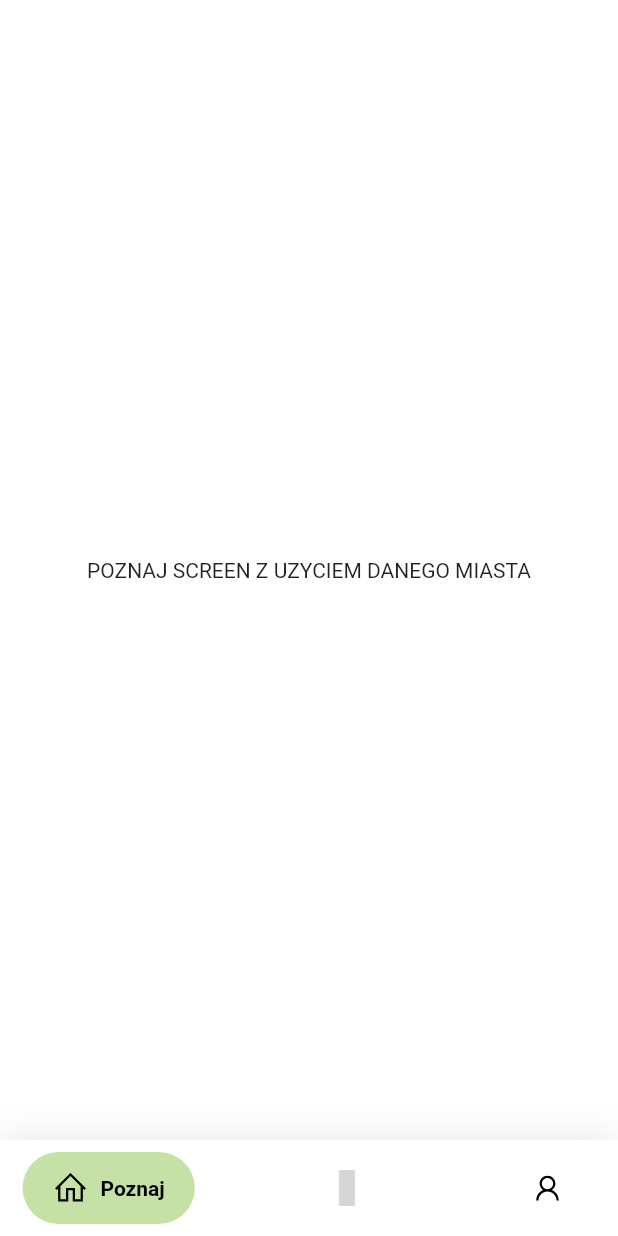
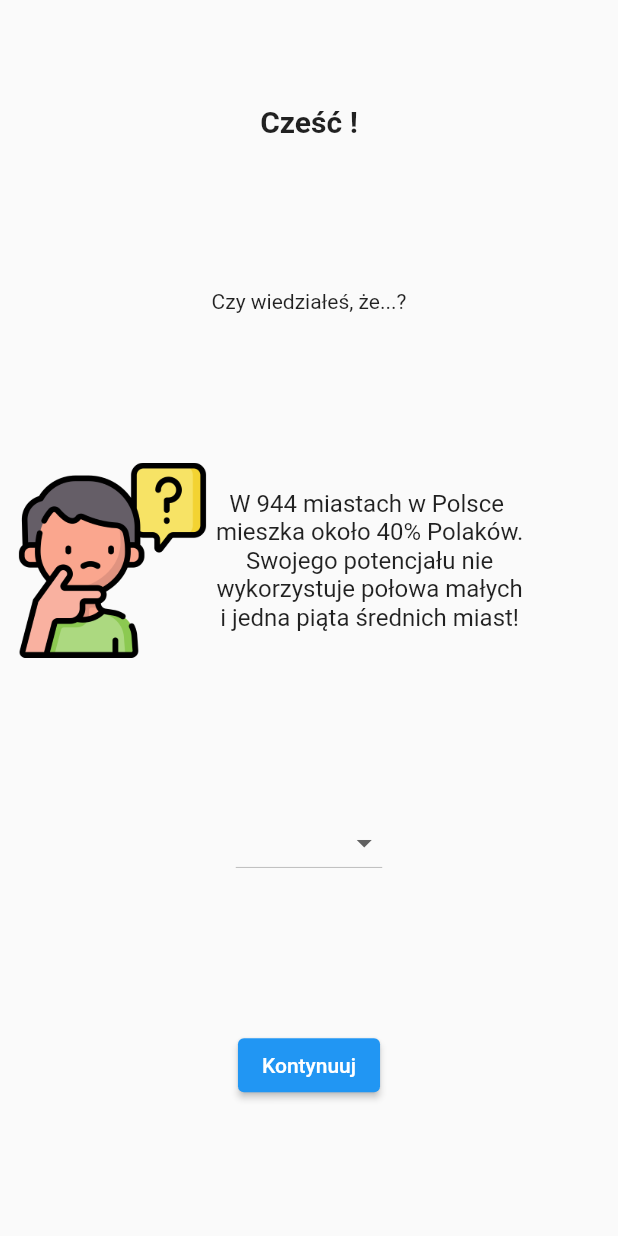
Before and after one commit to JakubSochacki06/MojeMiasto_flutter, a Flutter app: the LoadingPageToHome screen opened by its route, on a phone screen of 412 x 824 dp. Run offline on Flutter 3.47's test engine with Material 2 defaults, Android fonts, the phone set to English and light mode, and no system bars; drawn by our look-alikes of google_nav_bar; our stand-ins replace auto_size_text, awesome_snackbar_content, firebase_auth, firebase_core, font_awesome_flutter, google_sign_in and 2 more; accounts and stored records are empty; grey boxes are pictures that could not be loaded.

Commit message:
Select your city screen

```diff
--- a/lib/core/main_page.dart
+++ b/lib/core/main_page.dart
@@ -18,7 +18,10 @@ class _MainPageState extends State<MainPage> {
       'POZNAJ SCREEN Z UZYCIEM DANEGO MIASTA',
     ),
     Text(
-      'PRACA',
+        'POMYSLY'
+    ),
+    Text(
+      'POMOZ',
     ),
     UserProfilePage()
   ];
@@ -51,7 +54,7 @@ class _MainPageState extends State<MainPage> {
               iconSize: 24,
               padding: EdgeInsets.symmetric(horizontal: 20, vertical: 12),
               duration: Duration(milliseconds: 400),
-              tabBackgroundColor: Colors.lightGreen[200]!,
+              tabBackgroundColor: Color(0xFFCBF1F5),
               // KOLOR Z TYLU
               color: Colors.black,
               // KOLOR IKON
@@ -61,8 +64,12 @@ class _MainPageState extends State<MainPage> {
                   text: 'Poznaj',
                 ),
                 GButton(
+                  icon: LineIcons.users,
+                  text: 'Pomysły',
+                ),
+                GButton(
                   icon: LineIcons.helpingHands,
-                  text: 'Praca',
+                  text: 'Pomóż',
                 ),
                 GButton(
                   icon: LineIcons.user,
--- a/lib/screens/loading_page_to_home.dart
+++ b/lib/screens/loading_page_to_home.dart
@@ -1,15 +1,18 @@
+// Ta strona odpowiedzialna jest za pokazanie ładowania/komunikatu z błędem gdy użytkownik próbuje się zalogować przez Google.
+
 import 'package:flutter/material.dart';
 import 'package:firebase_auth/firebase_auth.dart';
 import 'package:moje_miasto/screens/register_page.dart';
 import 'package:moje_miasto/core/main_page.dart';
+import 'package:moje_miasto/screens/select_city_page.dart';
 class LoadingPageToHome extends StatelessWidget {
-
   @override
   Widget build(BuildContext context) {
     return Scaffold(
       body: StreamBuilder(
         stream: FirebaseAuth.instance.authStateChanges(),
         builder: (context, snapshot){
+          // Sprawdza stan połączenia i w zależności od niego pokazuje na ekranie daną rzecz.
           if(snapshot.connectionState == ConnectionState.waiting){
             return Center(
               child: CircularProgressIndicator(),
@@ -17,7 +20,7 @@ class LoadingPageToHome extends StatelessWidget {
           } else if(snapshot.hasError){
             return Center(child: Text('Błąd!\nSpróbuj zalogować się ponownie.'),);
           } else if(snapshot.hasData){
-            return MainPage(cityName: 'Test');
+            return SelectCityPage();
           } else {
             return RegisterPage();
           }
--- /dev/null
+++ b/lib/screens/select_city_page.dart
@@ -0,0 +1,78 @@
+import 'package:flutter/cupertino.dart';
+import 'package:flutter/material.dart';
+import 'package:firebase_auth/firebase_auth.dart';
+import 'package:moje_miasto/styles/styles.dart';
+import 'package:auto_size_text/auto_size_text.dart';
+
+class SelectCityPage extends StatefulWidget {
+  @override
+  State<SelectCityPage> createState() => _SelectCityPageState();
+}
+
+class _SelectCityPageState extends State<SelectCityPage> {
+  final user = FirebaseAuth.instance.currentUser!;
+
+  String userNameFromEmail = '';
+
+  String? selectedCity;
+
+  void setUserNameFromEmail(){
+    user.email!.split('').forEach((ch){
+      if(ch != "@"){
+        userNameFromEmail += ch;
+      } else return;
+    });
+  }
+
+  List<DropdownMenuItem> getListOfAvailableCities(){
+    List<String> availableCities = [
+      "Głogów",
+      "Warszawa",
+      "Katowice"
+    ];
+    List<DropdownMenuItem> dropdownMenuItemslist = [];
+    for(String city in availableCities){
+      dropdownMenuItemslist.add(DropdownMenuItem(child: Text(city), value: city,));
+    }
+    return dropdownMenuItemslist;
+  }
+
+  void dropdownCallback(selectedValue){
+    setState(() { selectedCity = selectedValue; });
+  }
+
+  @override
+  Widget build(BuildContext context) {
+    if(user.email != null){
+      setUserNameFromEmail();
+    }
+    Text HelloText = user.displayName==null?Text('Cześć $userNameFromEmail!', textAlign: TextAlign.center, style: kHelloTextStyle,):Text('Cześć ${user.displayName}!', textAlign: TextAlign.center, style: kHelloTextStyle);
+    return Scaffold(
+      body: Padding(
+        padding: const EdgeInsets.only(top: 20, bottom: 40, left: 10, right: 10),
+        child: Column(
+          mainAxisAlignment: MainAxisAlignment.spaceAround,
+          crossAxisAlignment: CrossAxisAlignment.center,
+          children: [
+            HelloText,
+            Text('Czy wiedziałeś, że...?'),
+            Row(
+              children: [
+                Image.asset('assets/question.png', width: 130, height: 130,),
+                Text(
+                  'W 944 miastach w Polsce\n mieszka około 40% Polaków.\n Swojego potencjału nie\n wykorzystuje połowa małych\n i jedna piąta średnich miast!',
+                  textAlign: TextAlign.center,
+                  style: TextStyle(
+                    fontSize: 16
+                  ),
+                )
+              ],
+            ),
+            DropdownButton(items: getListOfAvailableCities(), onChanged: dropdownCallback, value: selectedCity,),
+            ElevatedButton(onPressed: (){}, child: Text('Kontynuuj'))
+          ],
+        ),
+      )
+    );
+  }
+}
--- a/lib/screens/user_profile.dart
+++ b/lib/screens/user_profile.dart
@@ -12,7 +12,7 @@ class UserProfilePage extends StatelessWidget {
         mainAxisAlignment: MainAxisAlignment.center,
         crossAxisAlignment: CrossAxisAlignment.stretch,
         children: [
-          user.photoURL==null?Icon(FontAwesomeIcons.user):CircleAvatar(radius: 40, backgroundImage: NetworkImage(user.photoURL!),),
+          user.photoURL==null?Icon(FontAwesomeIcons.user):CircleAvatar(radius: 40, child: Image.network(user.photoURL!, fit: BoxFit.cover,),),
           user.displayName==null?Text(user.email!, textAlign: TextAlign.center):Text(user.displayName!, textAlign: TextAlign.center)
           // Text(
             // user.displayName!
--- a/lib/styles/styles.dart
+++ b/lib/styles/styles.dart
@@ -3,3 +3,5 @@ import 'package:flutter/material.dart';
 const kWelcomePageTextButtonStyle = TextStyle(color: Color(0xFFCBF1F5));
 
 const kWelcomePageMiddleTextStyle = TextStyle(fontSize: 20, fontWeight: FontWeight.w700);
+
+const kHelloTextStyle = TextStyle(fontSize: 20, fontWeight: FontWeight.w700);
```
Also changed, not shown: pubspec.yaml (+7 -5 lines), assets/question.png (added), pubspec.lock.
